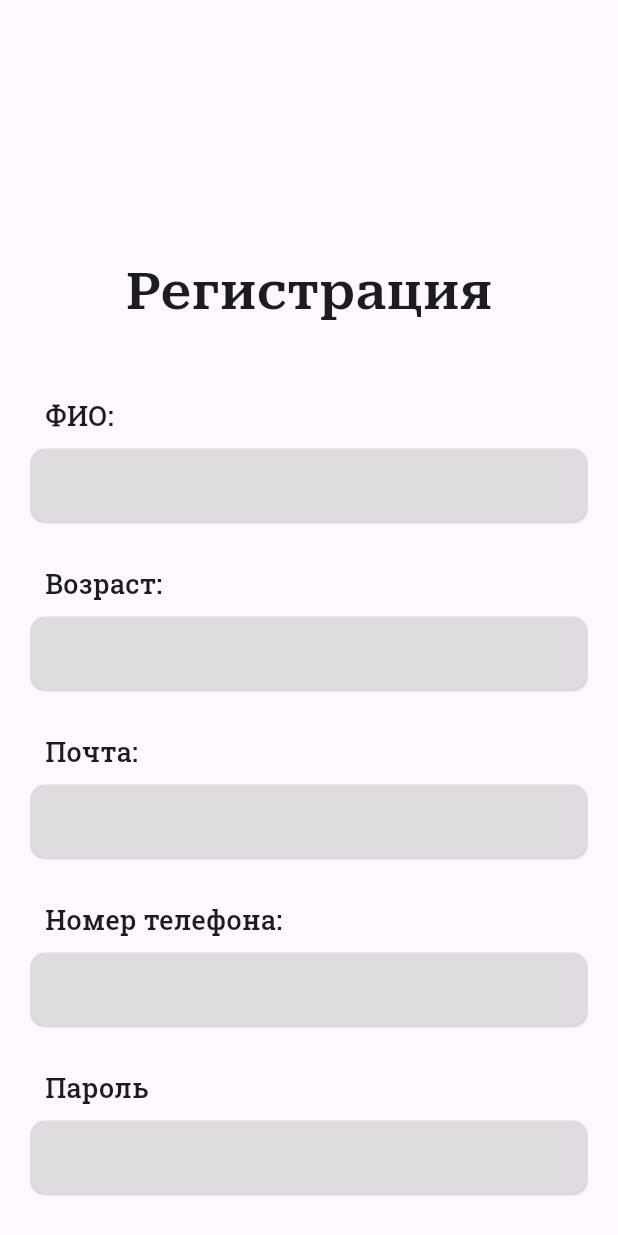
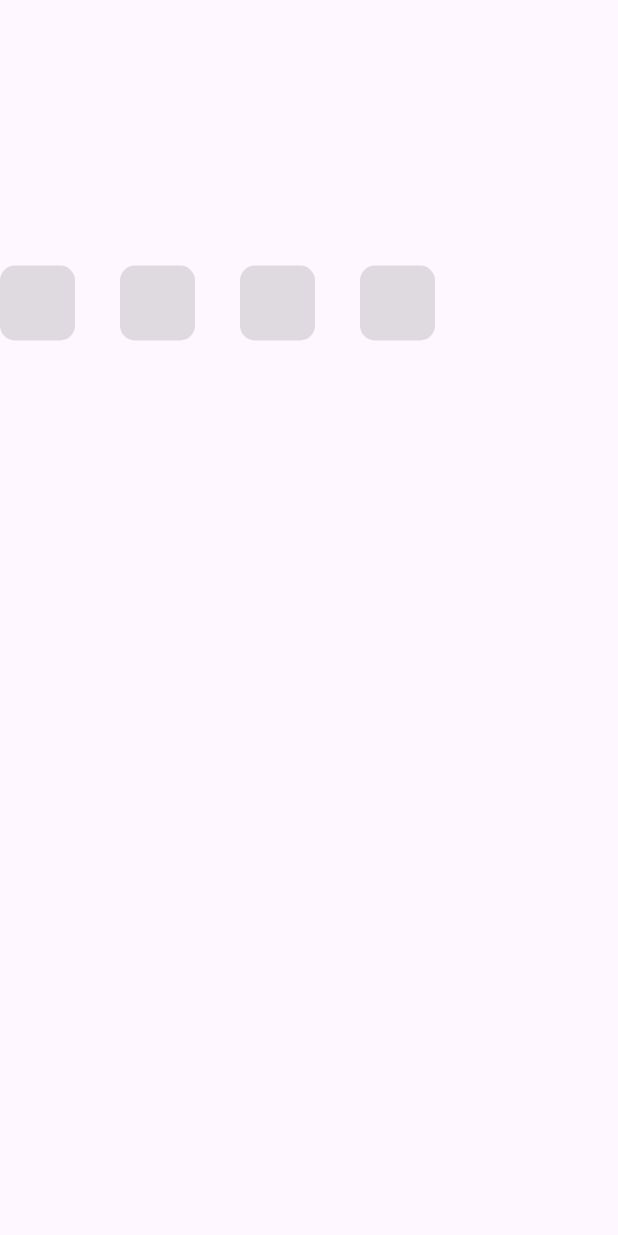
Before and after one commit to Wjiel/uber_works_app, a Flutter app: the screen it shows after launch, on a phone screen of 412 x 824 dp. Run offline on Flutter 3.47's test engine with Material 3 defaults, Android fonts, the phone set to English and light mode, and no system bars; project files that could hold a hidden picture were left out.

```diff
--- /dev/null
+++ b/lib/confirmation_window/widgets/TextMessageCode.dart
@@ -0,0 +1,52 @@
+import 'package:flutter/material.dart';
+import 'package:flutter/services.dart';
+
+class TextMessageCode extends StatefulWidget {
+  const TextMessageCode({super.key});
+
+  @override
+  State<TextMessageCode> createState() => _TextMessageCodeState();
+}
+
+class _TextMessageCodeState extends State<TextMessageCode> {
+  final TextEditingController _controller = TextEditingController();
+
+  @override
+  void dispose() {
+    super.dispose();
+  }
+
+  @override
+  Widget build(BuildContext context) {
+    return Row(
+      spacing: 30,
+      children: List.generate(4, (index) => _InkS(customControllerText: _controller))
+    );
+  }
+}
+
+class _InkS extends StatelessWidget {
+  final TextEditingController customControllerText;
+  final numberFormat = FilteringTextInputFormatter.allow(RegExp(r'[0-9]'));
+  final limitLenght = LengthLimitingTextInputFormatter(4);
+  _InkS({required this.customControllerText});
+
+  @override
+  Widget build(BuildContext context) {
+    return Ink(
+      width: 50,
+      height: 50,
+      decoration: BoxDecoration(
+        color: Colors.black12,
+        borderRadius: BorderRadius.circular(10),
+      ),
+      child: TextField(
+        controller: customControllerText,
+        inputFormatters: [numberFormat, limitLenght],
+        decoration: InputDecoration(
+          border: InputBorder.none,
+        ),
+      ),
+    );
+  }
+}
--- /dev/null
+++ b/lib/confirmation_window/СonfirmationWindow.dart
@@ -0,0 +1,23 @@
+import 'package:flutter/material.dart';
+import 'package:uber_works_app/confirmation_window/widgets/TextMessageCode.dart';
+
+class ConfirmationWindow extends StatelessWidget {
+  const ConfirmationWindow({super.key});
+
+  @override
+  Widget build(BuildContext context) {
+    return Scaffold(
+      body: ListView(
+        children: [
+          SizedBox(
+            height: 177,
+          ),
+          Align(
+            alignment: Alignment.center,
+            child: TextMessageCode(),
+          )
+        ],
+      ),
+    );
+  }
+}
--- a/lib/main.dart
+++ b/lib/main.dart
@@ -1,4 +1,5 @@
 import 'package:flutter/material.dart';
+import 'package:uber_works_app/confirmation_window/%D0%A1onfirmationWindow.dart';
 import 'package:uber_works_app/login_window/LoginWindow.dart';
 import 'package:uber_works_app/registration_window/RegistrationWindow.dart';
 import 'package:uber_works_app/start_screen/StartScreen.dart';
@@ -7,7 +8,7 @@ void main() {
   runApp(
     MaterialApp(
       debugShowCheckedModeBanner: false,
-      home: RegistrationWindow()
+      home: ConfirmationWindow()
     ),
   );
 }
--- a/lib/registration_window/RegistrationWindow.dart
+++ b/lib/registration_window/RegistrationWindow.dart
@@ -4,7 +4,10 @@ import 'package:uber_works_app/custom_widgets/buttons/CustomButtonSign.dart';
 import 'package:uber_works_app/registration_window/widgets/AnimationButton.dart';
 import 'package:uber_works_app/registration_window/widgets/TextAndTextField.dart';
 
-const List<String> _listNameTextString = [
+
+
+class RegistrationWindow extends StatelessWidget {
+  final List<String> _listNameTextString = [
   'Регистрация',
   'ФИО:',
   'Возраст:',
@@ -12,9 +15,7 @@ const List<String> _listNameTextString = [
   'Номер телефона:',
   'Пароль',
 ];
-
-class RegistrationWindow extends StatelessWidget {
-  const RegistrationWindow({super.key});
+  RegistrationWindow({super.key});
 
   @override
   Widget build(BuildContext context) {
```
